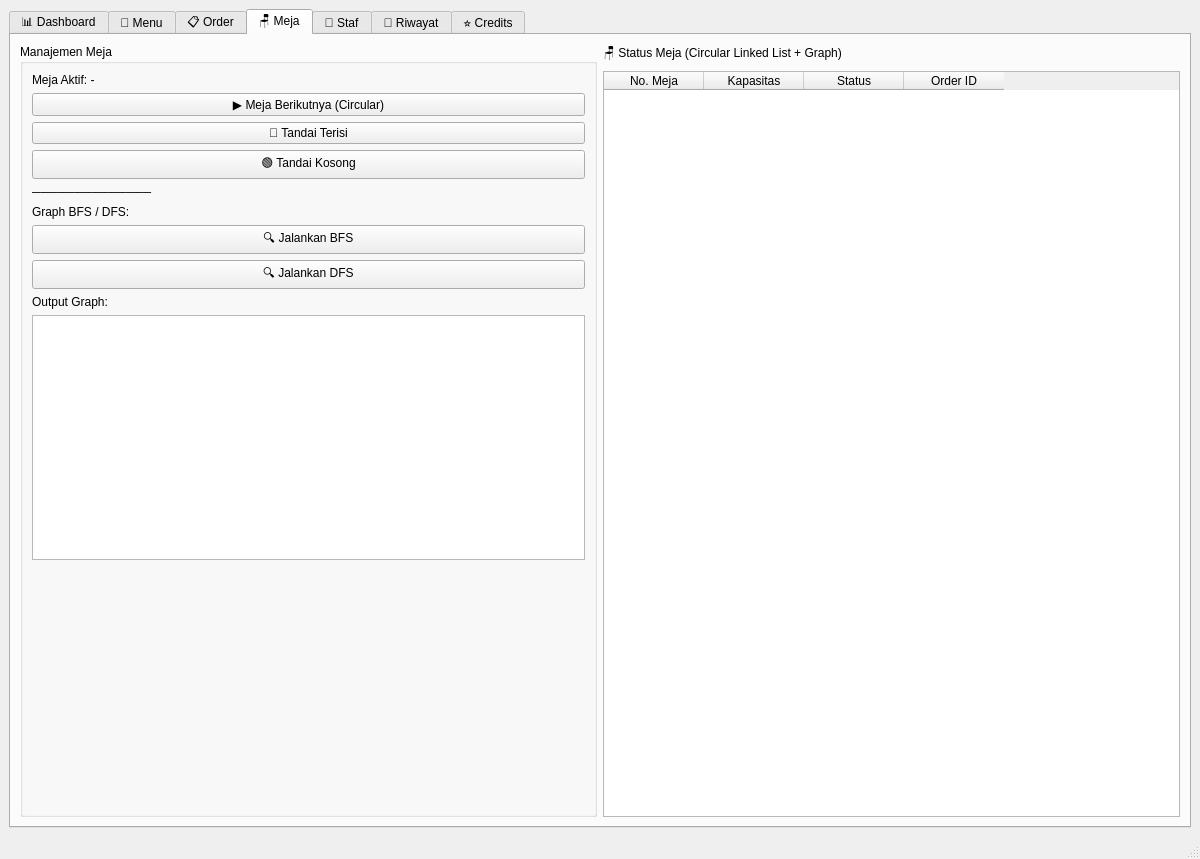
Above: mainwindow.ui from halwasyahidah22-code/Project-Kelompok-5 before the change. Below: the same form after it.
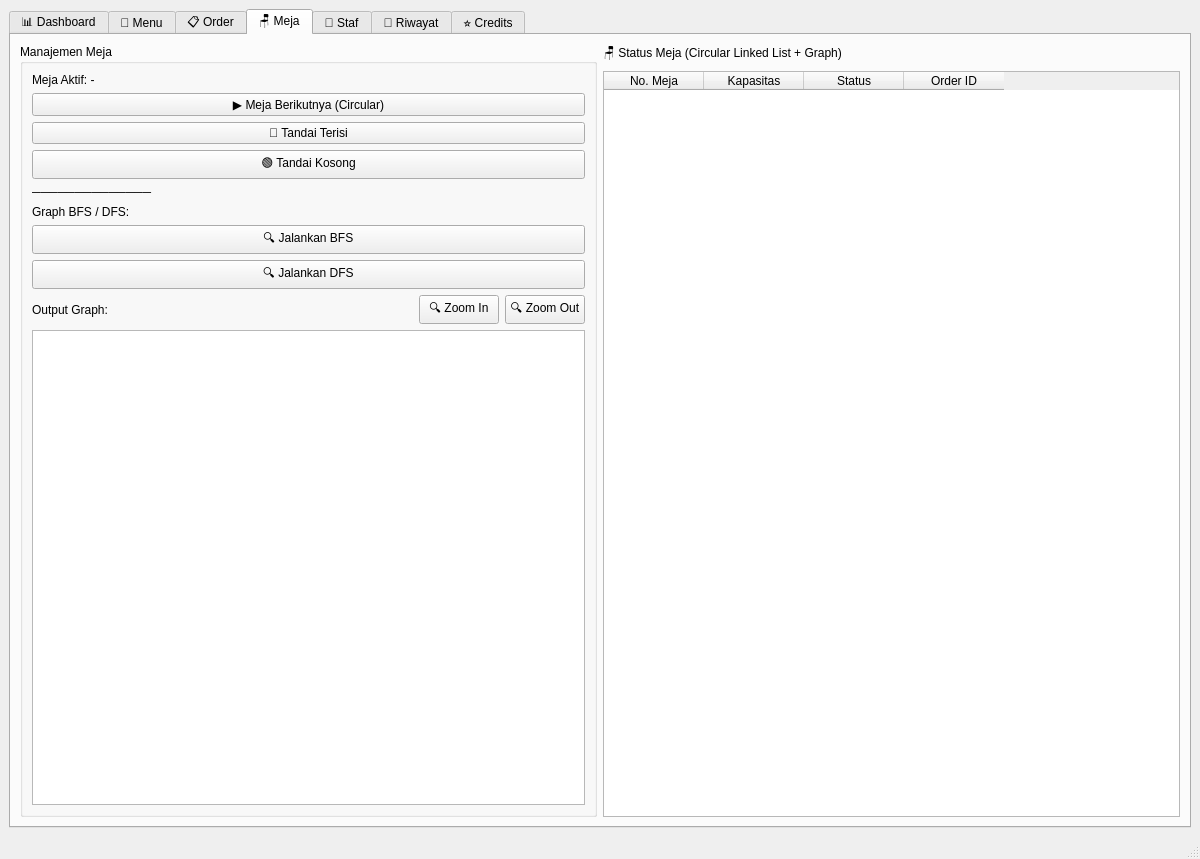
That is the form after the change. The open tabs and pages were chosen to show the change.

Commit message: feat: Update UI dan Tambah Fitur Rekomendasi Menu

The edit to the form file:
```diff
--- a/mainwindow.ui
+++ b/mainwindow.ui
@@ -1110,16 +1110,40 @@
             </widget>
            </item>
            <item>
-            <widget class="QLabel" name="lblGraphOutput">
-             <property name="text">
-              <string>Output Graph:</string>
-             </property>
-            </widget>
+            <layout class="QHBoxLayout" name="graphControlLayout">
+             <item>
+              <widget class="QLabel" name="lblGraphOutput">
+               <property name="text"><string>Output Graph:</string></property>
+              </widget>
+             </item>
+             <item>
+              <spacer name="graphCtrlSpacer">
+               <property name="orientation"><enum>Qt::Orientation::Horizontal</enum></property>
+               <property name="sizeHint" stdset="0"><size><width>40</width><height>20</height></size></property>
+              </spacer>
+             </item>
+             <item>
+              <widget class="QPushButton" name="btnZoomIn">
+               <property name="text"><string>🔍 Zoom In</string></property>
+              </widget>
+             </item>
+             <item>
+              <widget class="QPushButton" name="btnZoomOut">
+               <property name="text"><string>🔍 Zoom Out</string></property>
+              </widget>
+             </item>
+            </layout>
            </item>
            <item>
-            <widget class="QTextEdit" name="graphDisplay">
-             <property name="readOnly">
-              <bool>true</bool>
+            <widget class="QGraphicsView" name="graphDisplay">
+             <property name="sizePolicy">
+              <sizepolicy hsizetype="Expanding" vsizetype="Expanding">
+               <horstretch>0</horstretch>
+               <verstretch>1</verstretch>
+              </sizepolicy>
+             </property>
+             <property name="minimumHeight">
+              <number>300</number>
              </property>
             </widget>
            </item>
```
Left out of the diff: 39 changed lines with no effect on the pictures. The commit also changes 6 other files.
